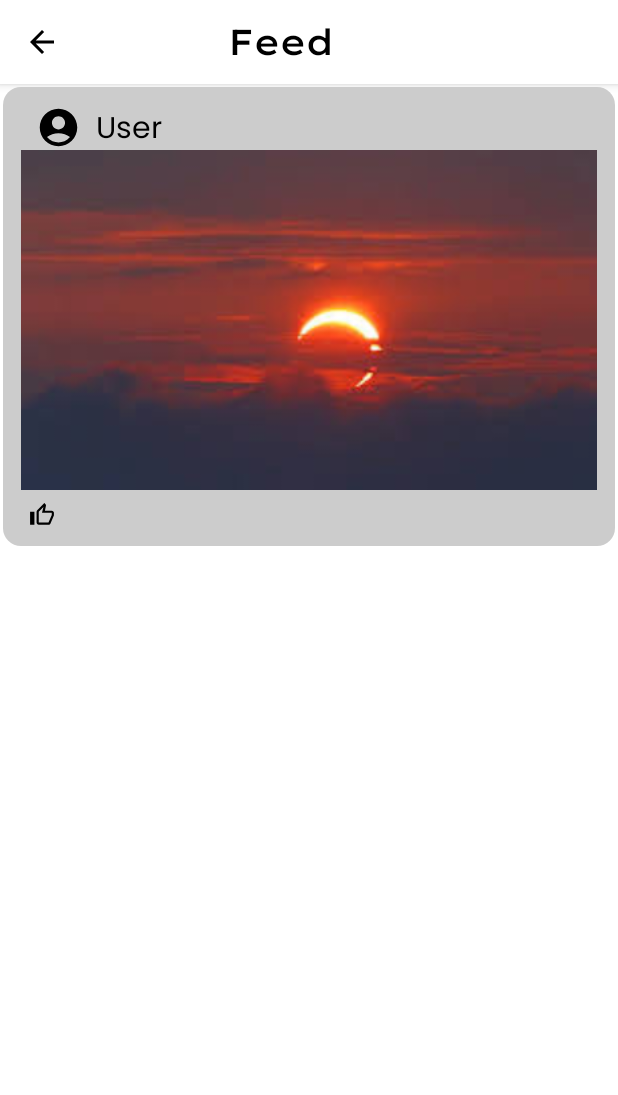
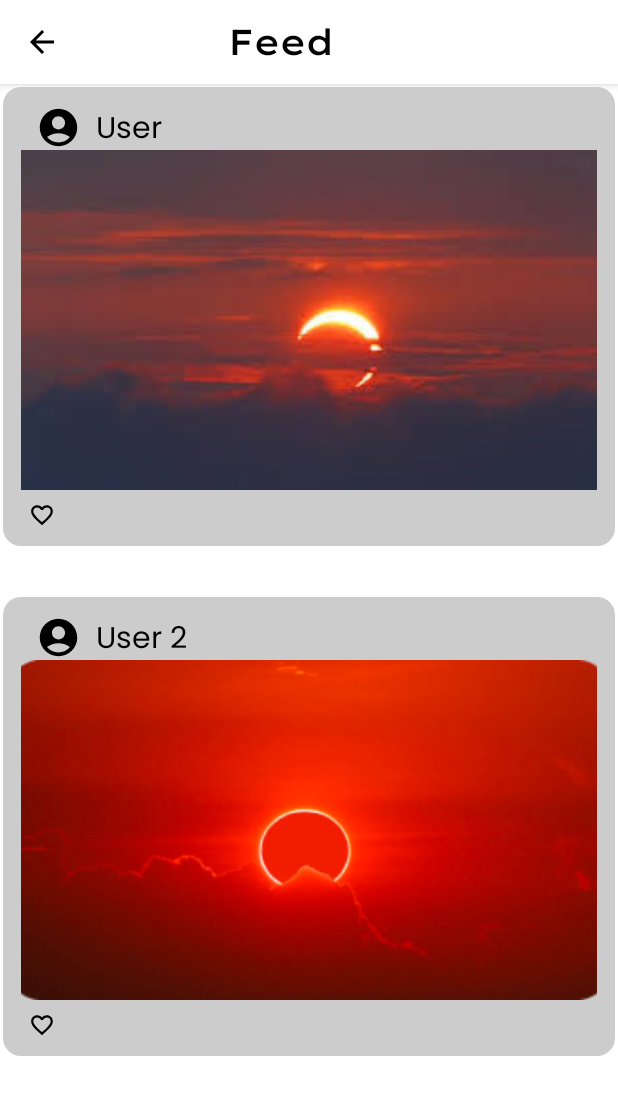
Before and after one commit to pushkar2112/Eclipsify, an Android app built with Jetpack Compose: the @Preview function CommunityScreen, on a phone screen of 412 x 824 dp. Shown: the top 1095 px of the screen. Run offline under Robolectric (Android 15) with nearby library versions, the light colour scheme and no system bars.

Commit message:
Feature Added

```diff
--- a/app/src/main/java/com/example/eclipsify/community/CommunityScreen.kt
+++ b/app/src/main/java/com/example/eclipsify/community/CommunityScreen.kt
@@ -5,6 +5,7 @@
 import androidx.compose.foundation.background
 import androidx.compose.foundation.border
 import androidx.compose.foundation.clickable
+import androidx.compose.foundation.layout.Arrangement
 import androidx.compose.foundation.layout.Box
 import androidx.compose.foundation.layout.Column
 import androidx.compose.foundation.layout.Row
@@ -26,6 +27,8 @@
 import androidx.compose.material.icons.filled.ArrowBack
 import androidx.compose.material.icons.filled.Menu
 import androidx.compose.material.icons.filled.ThumbUp
+import androidx.compose.material.icons.outlined.AddCircle
+import androidx.compose.material.icons.outlined.FavoriteBorder
 import androidx.compose.material.icons.outlined.ThumbUp
 import androidx.compose.material3.Card
 import androidx.compose.material3.CardDefaults
@@ -100,10 +103,44 @@
                         Text(text = "User", fontSize = 20.sp, fontFamily = FontFamily(Font(R.font.popreg)))
 
                     }
-                    Image(painter = painterResource(id = R.drawable.pic1), contentDescription ="", modifier = Modifier.fillMaxWidth().fillMaxSize(0.9f), contentScale = ContentScale.Crop )
+                    Image(painter = painterResource(id = R.drawable.pic1), contentDescription ="", modifier = Modifier
+                        .fillMaxWidth()
+                        .fillMaxSize(0.9f), contentScale = ContentScale.Crop )
+                    Row (
+                        Modifier
+                            .fillMaxWidth()
+                            .padding(start = 5.dp, top = 8.dp)){
+                        Icon(Icons.Outlined.FavoriteBorder, contentDescription ="",Modifier.
+                        fillMaxHeight() )
+
+                    }
+
+                }
+
+            }
+Spacer(modifier =Modifier.size(30.dp))
+            Card(modifier = Modifier
+                .fillMaxWidth()
+                .height(310.dp)
+                .padding(2.dp), colors = CardDefaults.cardColors(Color.LightGray)) {
+                Column(
+                    Modifier
+                        .padding(12.dp)
+                        .fillMaxSize()) {
+                    Row (Modifier.fillMaxWidth(), verticalAlignment = Alignment.CenterVertically){
+                        Icon(Icons.Filled.AccountCircle, contentDescription ="",
+                            Modifier
+                                .padding(horizontal = 10.dp)
+                                .size(30.dp) )
+                        Text(text = "User 2", fontSize = 20.sp, fontFamily = FontFamily(Font(R.font.popreg)))
+
+                    }
+                    Image(painter = painterResource(id = R.drawable.annular), contentDescription ="", modifier = Modifier.fillMaxWidth().fillMaxSize(0.9f), contentScale = ContentScale.Crop )
                     Row (Modifier.fillMaxWidth().padding(start=5.dp,top = 8.dp)){
-                        Icon(Icons.Outlined.ThumbUp, contentDescription ="",Modifier.
+                        Icon(Icons.Outlined.FavoriteBorder, contentDescription ="",Modifier.
                         fillMaxHeight() )
+
+
 
                     }
 
@@ -114,7 +151,6 @@
 
 
 
-
         }
     }
 
```
